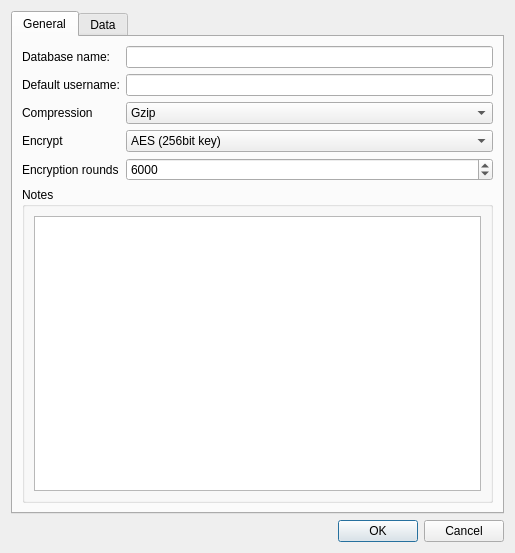
The window that databasesettings.ui (j-kubik/qtpass2) describes before a commit, drawn with Qt 5.
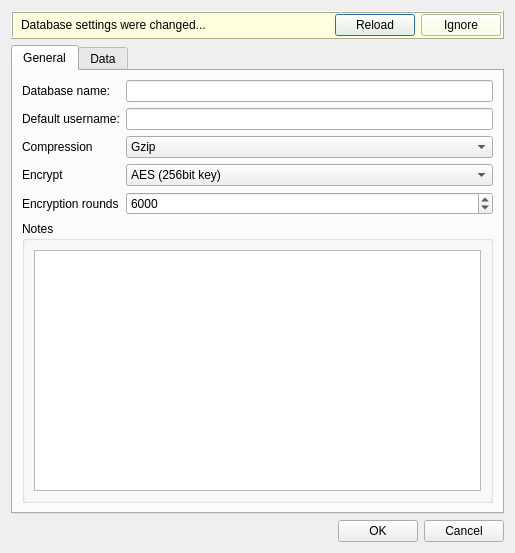
The same window after the commit. The open tabs and pages were chosen to show the change. Custom widgets are drawn as their Qt base class.

Patch:
```diff
--- a/databasesettings.ui
+++ b/databasesettings.ui
@@ -14,6 +14,54 @@
    <string>Dialog</string>
   </property>
   <layout class="QVBoxLayout" name="verticalLayout">
+   <item>
+    <widget class="QFrame" name="updateFrame">
+     <property name="styleSheet">
+      <string notr="true">background-color:lightyellow;</string>
+     </property>
+     <property name="frameShape">
+      <enum>QFrame::Box</enum>
+     </property>
+     <property name="frameShadow">
+      <enum>QFrame::Raised</enum>
+     </property>
+     <layout class="QHBoxLayout" name="horizontalLayout_4" stretch="1,0,0">
+      <property name="leftMargin">
+       <number>8</number>
+      </property>
+      <property name="topMargin">
+       <number>1</number>
+      </property>
+      <property name="rightMargin">
+       <number>1</number>
+      </property>
+      <property name="bottomMargin">
+       <number>1</number>
+      </property>
+      <item>
+       <widget class="QLabel" name="label_11">
+        <property name="text">
+         <string>Database settings were changed...</string>
+        </property>
+       </widget>
+      </item>
+      <item>
+       <widget class="QPushButton" name="reloadButton">
+        <property name="text">
+         <string>Reload</string>
+        </property>
+       </widget>
+      </item>
+      <item>
+       <widget class="QPushButton" name="ignoreButton">
+        <property name="text">
+         <string>Ignore</string>
+        </property>
+       </widget>
+      </item>
+     </layout>
+    </widget>
+   </item>
    <item>
     <widget class="QTabWidget" name="tabWidget">
      <property name="currentIndex">
```
Left out of the diff: 52 changed lines with no effect on the pictures.
